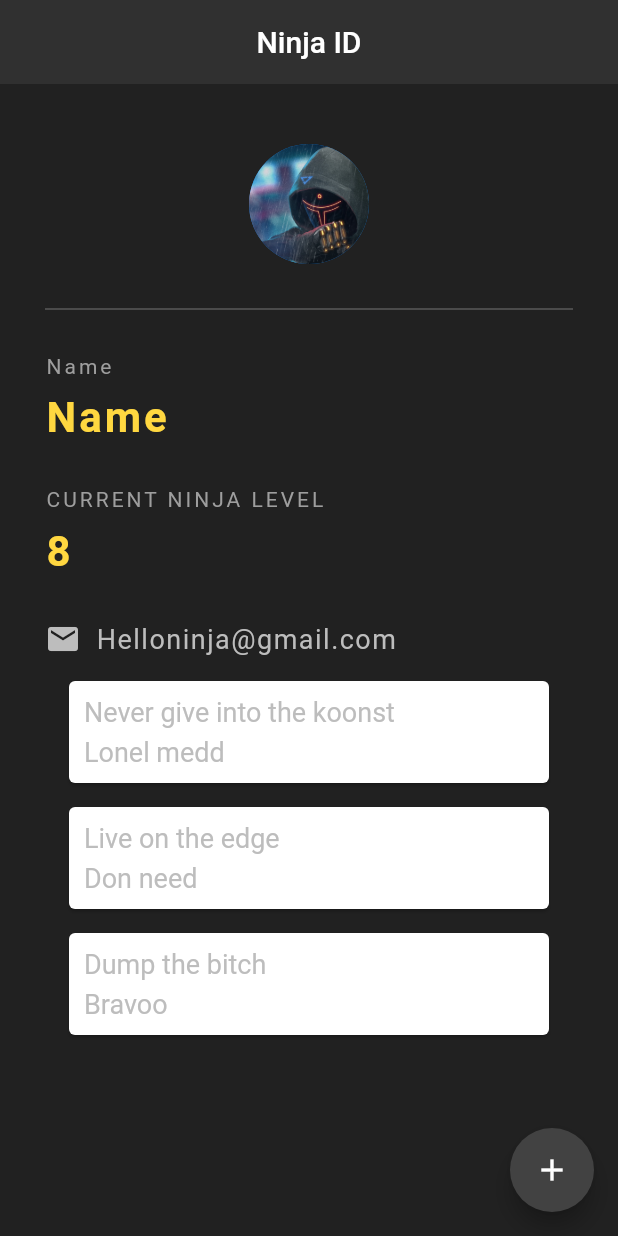
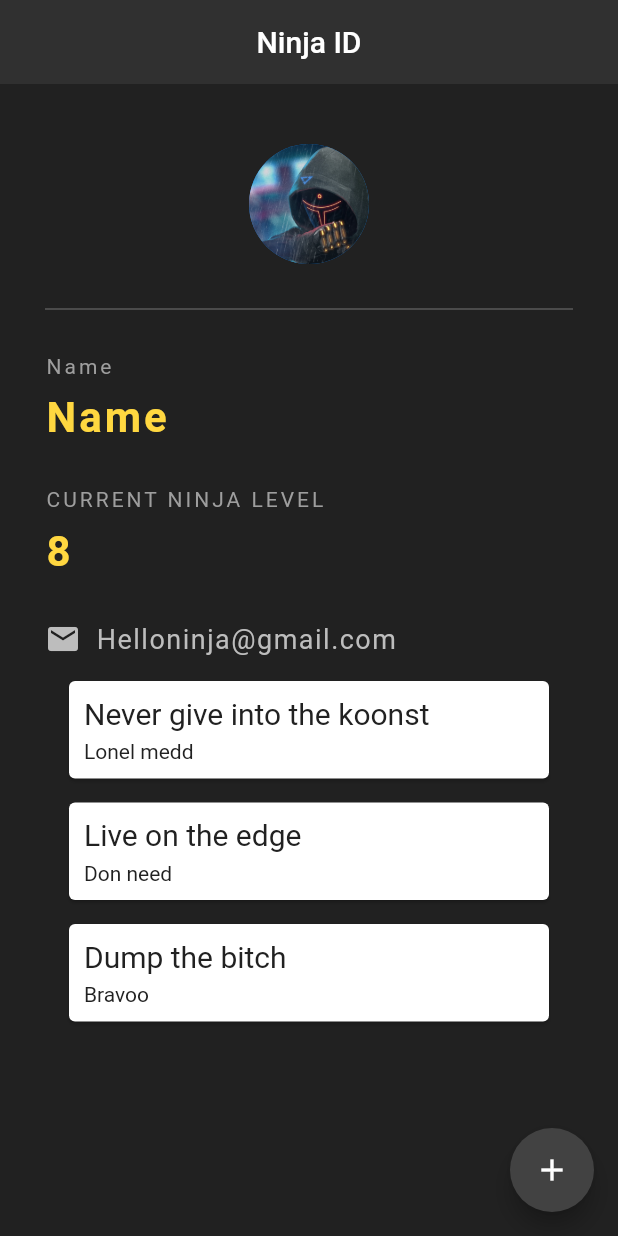
Before and after one commit to davdwhyte87/sampleproject, a Flutter app: the screen it shows after launch, on a phone screen of 412 x 824 dp. Run offline on Flutter 3.47's test engine with Material 2 defaults, Android fonts, the phone set to English and light mode, and no system bars.

```diff
--- a/lib/main.dart
+++ b/lib/main.dart
@@ -1,5 +1,6 @@
 import 'package:flutter/material.dart';
 import 'quote.dart';
+import 'quote_card.dart';
 void main() {
   runApp( MaterialApp(
     home: NinjaCard(),
@@ -19,36 +20,6 @@ class _NinjaCardState extends State<NinjaCard> {
     Quote(author: "Bravoo", text:"Dump the bitch")
   ];
 
-  Widget quoteWidget(Quote quote){
-    return Card(
-      margin: EdgeInsets.fromLTRB(16, 16, 16, 0),
-      child: Padding(
-        padding: EdgeInsets.all(10),
-
-        child: Column(
-          crossAxisAlignment: CrossAxisAlignment.stretch,
-          children: [
-            Text(
-              quote.text,
-              style: TextStyle(
-                fontSize: 18,
-                color: Colors.grey[400]
-              )
-            ),
-            SizedBox(height: 6 ,),
-            Text(
-              quote.author,
-                style: TextStyle(
-                  fontSize: 18,
-                  color: Colors.grey[400]
-                )
-            )
-
-          ],
-        ),
-      ),
-    );
-  }
   @override
   Widget build(BuildContext context){
     return Scaffold(
@@ -146,7 +117,7 @@ class _NinjaCardState extends State<NinjaCard> {
             Column(
               children:
                 quotes.map((quote){
-                return quoteWidget(quote);
+                return QuoteCard(quote: quote,);
                 }).toList()
 
             )
--- /dev/null
+++ b/lib/quote_card.dart
@@ -0,0 +1,40 @@
+import 'package:flutter/material.dart';
+import 'quote.dart';
+
+class QuoteCard extends StatelessWidget {
+  final Quote quote;
+
+  QuoteCard({required this.quote});
+
+  @override
+  Widget build(BuildContext context) {
+    return Card(
+      margin: EdgeInsets.fromLTRB(16, 16, 16, 0),
+      child: Padding(
+        padding: EdgeInsets.all(10),
+
+        child: Column(
+          crossAxisAlignment: CrossAxisAlignment.stretch,
+          children: [
+            Text(
+                quote.text,
+                style: TextStyle(
+                    fontSize: 20,
+                    color: Colors.grey[900]
+                )
+            ),
+            SizedBox(height: 6 ,),
+            Text(
+                quote.author,
+                style: TextStyle(
+                    fontSize: 14,
+                    color: Colors.grey[900]
+                )
+            )
+
+          ],
+        ),
+      ),
+    );
+  }
+}
```
